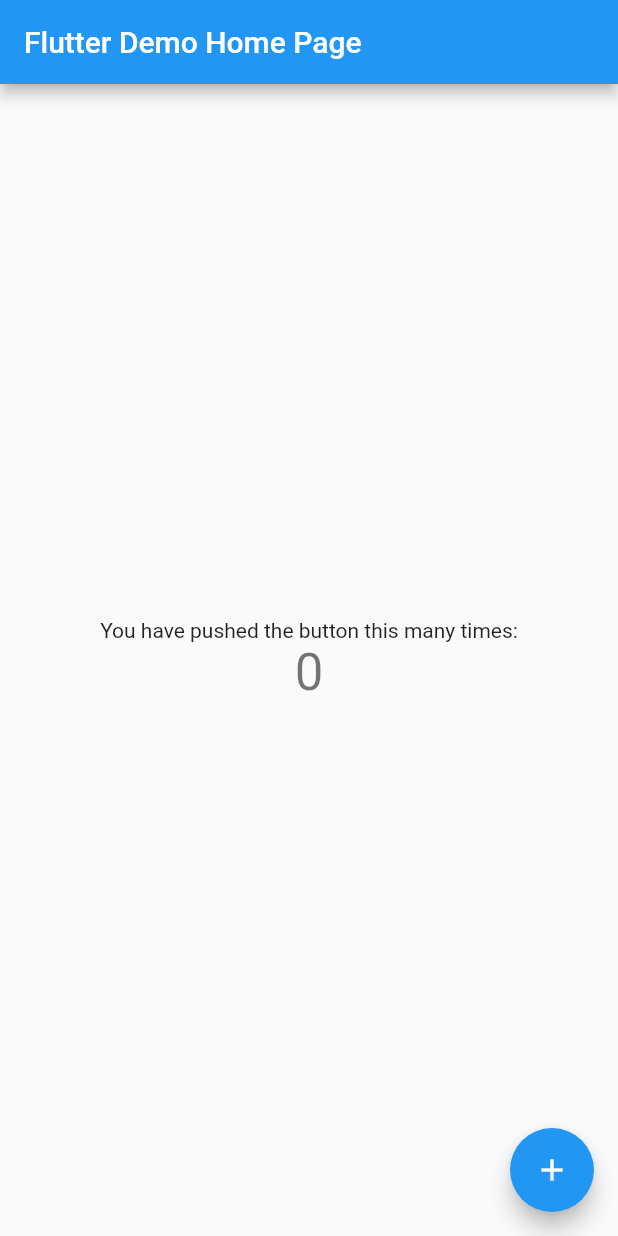
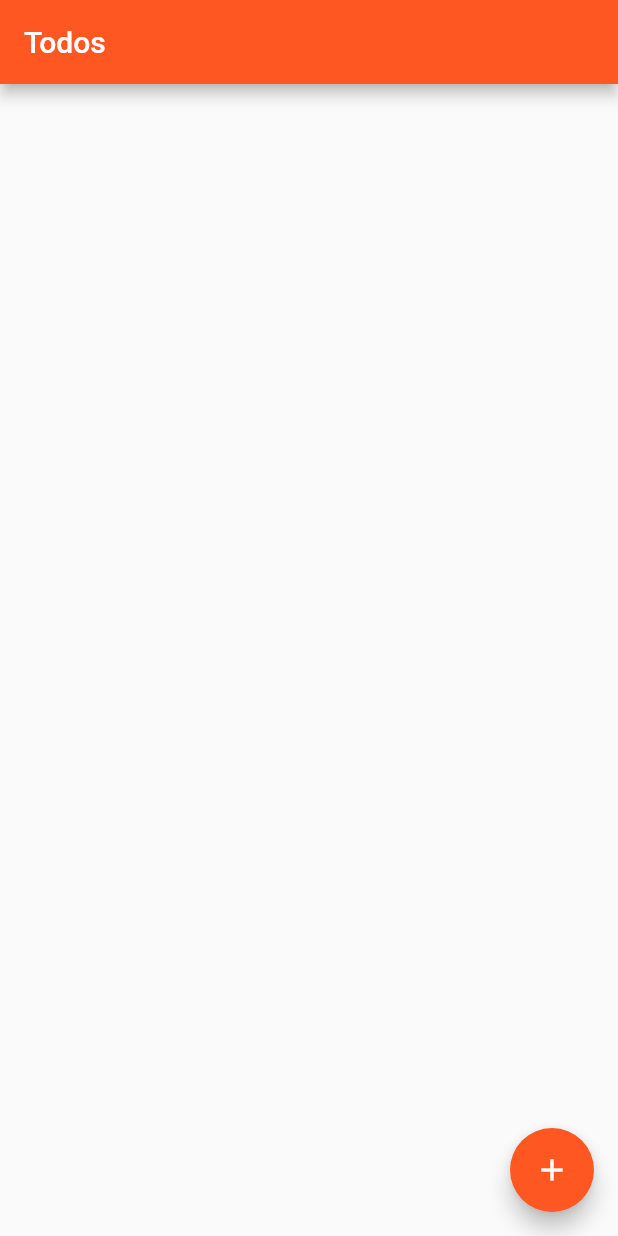
Before and after one commit to gamrani/flutter-todoApp, a Flutter app: the screen it shows after launch, on a phone screen of 412 x 824 dp. Run offline on Flutter 3.47's test engine with Material 2 defaults, Android fonts, the phone set to English and light mode, and no system bars; our stand-ins replace sqflite; accounts and stored records are empty.

Commit message:
add todolist ui

```diff
--- a/lib/main.dart
+++ b/lib/main.dart
@@ -1,4 +1,5 @@
 import 'package:flutter/material.dart';
+import 'package:todo_app/screens/todoList.dart';
 
 void main() {
   runApp(MyApp());
@@ -9,40 +10,19 @@ class MyApp extends StatelessWidget {
   @override
   Widget build(BuildContext context) {
     return MaterialApp(
-      title: 'Flutter Demo',
+      debugShowCheckedModeBanner: false,
+      title: 'Todos',
       theme: ThemeData(
-        // This is the theme of your application.
-        //
-        // Try running your application with "flutter run". You'll see the
-        // application has a blue toolbar. Then, without quitting the app, try
-        // changing the primarySwatch below to Colors.green and then invoke
-        // "hot reload" (press "r" in the console where you ran "flutter run",
-        // or simply save your changes to "hot reload" in a Flutter IDE).
-        // Notice that the counter didn't reset back to zero; the application
-        // is not restarted.
-        primarySwatch: Colors.blue,
-        // This makes the visual density adapt to the platform that you run
-        // the app on. For desktop platforms, the controls will be smaller and
-        // closer together (more dense) than on mobile platforms.
+        primarySwatch: Colors.deepOrange,
         visualDensity: VisualDensity.adaptivePlatformDensity,
       ),
-      home: MyHomePage(title: 'Flutter Demo Home Page'),
+      home: MyHomePage(title: 'Todos'),
     );
   }
 }
 
 class MyHomePage extends StatefulWidget {
   MyHomePage({Key key, this.title}) : super(key: key);
-
-  // This widget is the home page of your application. It is stateful, meaning
-  // that it has a State object (defined below) that contains fields that affect
-  // how it looks.
-
-  // This class is the configuration for the state. It holds the values (in this
-  // case the title) provided by the parent (in this case the App widget) and
-  // used by the build method of the State. Fields in a Widget subclass are
-  // always marked "final".
-
   final String title;
 
   @override
@@ -50,68 +30,13 @@ class MyHomePage extends StatefulWidget {
 }
 
 class _MyHomePageState extends State<MyHomePage> {
-  int _counter = 0;
-
-  void _incrementCounter() {
-    setState(() {
-      // This call to setState tells the Flutter framework that something has
-      // changed in this State, which causes it to rerun the build method below
-      // so that the display can reflect the updated values. If we changed
-      // _counter without calling setState(), then the build method would not be
-      // called again, and so nothing would appear to happen.
-      _counter++;
-    });
-  }
-
   @override
   Widget build(BuildContext context) {
-    // This method is rerun every time setState is called, for instance as done
-    // by the _incrementCounter method above.
-    //
-    // The Flutter framework has been optimized to make rerunning build methods
-    // fast, so that you can just rebuild anything that needs updating rather
-    // than having to individually change instances of widgets.
-    return Scaffold(
-      appBar: AppBar(
-        // Here we take the value from the MyHomePage object that was created by
-        // the App.build method, and use it to set our appbar title.
-        title: Text(widget.title),
+    return new Scaffold(
+      appBar: new AppBar(
+        title: new Text(widget.title),
       ),
-      body: Center(
-        // Center is a layout widget. It takes a single child and positions it
-        // in the middle of the parent.
-        child: Column(
-          // Column is also a layout widget. It takes a list of children and
-          // arranges them vertically. By default, it sizes itself to fit its
-          // children horizontally, and tries to be as tall as its parent.
-          //
-          // Invoke "debug painting" (press "p" in the console, choose the
-          // "Toggle Debug Paint" action from the Flutter Inspector in Android
-          // Studio, or the "Toggle Debug Paint" command in Visual Studio Code)
-          // to see the wireframe for each widget.
-          //
-          // Column has various properties to control how it sizes itself and
-          // how it positions its children. Here we use mainAxisAlignment to
-          // center the children vertically; the main axis here is the vertical
-          // axis because Columns are vertical (the cross axis would be
-          // horizontal).
-          mainAxisAlignment: MainAxisAlignment.center,
-          children: <Widget>[
-            Text(
-              'You have pushed the button this many times:',
-            ),
-            Text(
-              '$_counter',
-              style: Theme.of(context).textTheme.headline4,
-            ),
-          ],
-        ),
-      ),
-      floatingActionButton: FloatingActionButton(
-        onPressed: _incrementCounter,
-        tooltip: 'Increment',
-        child: Icon(Icons.add),
-      ), // This trailing comma makes auto-formatting nicer for build methods.
+      body: TodoList(),
     );
   }
 }
--- /dev/null
+++ b/lib/screens/todoList.dart
@@ -0,0 +1,73 @@
+import 'package:flutter/material.dart';
+import 'package:todo_app/model/todo.dart';
+import 'package:todo_app/utils/dbhelper.dart';
+
+class TodoList extends StatefulWidget {
+  @override
+  State<StatefulWidget> createState() => TodoListState();
+}
+
+class TodoListState extends State {
+  DbHelper helper = DbHelper();
+  List<Todo> todos;
+  int count = 0;
+
+  @override
+  Widget build(BuildContext context) {
+    if (todos == null) {
+      todos = List<Todo>();
+      getData();
+    }
+
+    return Scaffold(
+      body: todoListItems(),
+      floatingActionButton: FloatingActionButton(
+          onPressed: null, tooltip: "Add new Todo", child: new Icon(Icons.add)),
+    );
+  }
+
+  ListView todoListItems() {
+    return ListView.builder(
+        itemCount: count,
+        itemBuilder: (BuildContext context, int position) {
+          return Card(
+              color: Colors.white,
+              elevation: 2.0,
+              child: ListTile(
+                leading: CircleAvatar(
+                  backgroundColor: Colors.red,
+                  child: Text(this.todos[position].id.toString()),
+                ),
+                title: Text(this.todos[position].title),
+                subtitle: Text(this.todos[position].date),
+                onTap: () {
+                  print("### Tapped on " + this.todos[position].id.toString());
+                },
+              ));
+        });
+  }
+
+  void getData() {
+    helper.initializeDb().then((value) {
+      helper.getTodos().then((value) {
+        _setTodoListState(value);
+      });
+    });
+  }
+
+  void _setTodoListState(List value) {
+    List<Todo> todoList = List<Todo>();
+    count = value.length;
+    for (int element = 0; element < count; element++) {
+      todoList.add(Todo.fromObject(value[element]));
+    }
+    _setToState(todoList, count);
+  }
+
+  void _setToState(List<Todo> todos, int count) {
+    setState(() {
+      this.todos = todos;
+      this.count = count;
+    });
+  }
+}
--- a/lib/util/dbhelper.dart
+++ b/lib/utils/dbhelper.dart
@@ -37,12 +37,14 @@ class DbHelper {
         "$colTitle TEXT," +
         "$colDescription TEXT," +
         "$colDate TEXT," +
-        "$colPriority INTEGER,");
+        "$colPriority INTEGER)");
   }
 
   Future<int> insertTodo(Todo todo) async {
     Database db = await this.db;
     var result = await db.insert(tableTodo, todo.toMap());
+    print("Result #####");
+    print(result);
     return result;
   }
 
```
Also changed, not shown: lib/utils/dbHelperConstants.dart (renamed from lib/util/dbHelperConstants.dart).
